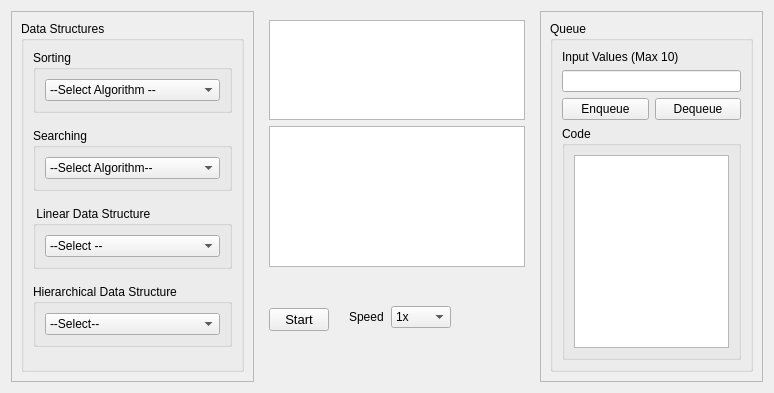
Old version of the form form.ui in the repository Binaya764/DSA-Visualizer.
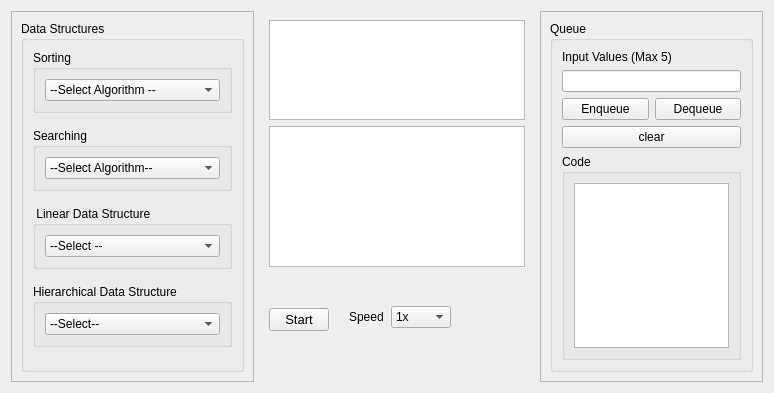
New version of the form. The open tabs and pages were chosen to show the change.

Diff of the .ui file:
```diff
--- a/form.ui
+++ b/form.ui
@@ -1048,7 +1048,7 @@
                 <item>
                  <widget class="QLabel" name="label_16">
                   <property name="text">
-                   <string>Input Values (Max 10)</string>
+                   <string>Input Values (Max 5)</string>
                   </property>
                  </widget>
                 </item>
@@ -1073,6 +1073,13 @@
                   </item>
                  </layout>
                 </item>
+                <item>
+                 <widget class="QPushButton" name="BtnClear_Queue">
+                  <property name="text">
+                   <string>clear</string>
+                  </property>
+                 </widget>
+                </item>
                 <item>
                  <widget class="QGroupBox" name="groupBox_11">
                   <property name="title">
```
Left out of the diff: 2 changed lines with no effect on the pictures.
